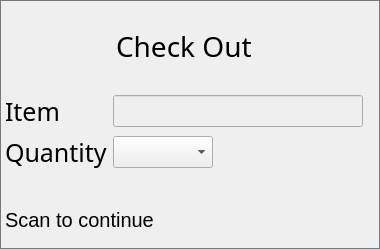
Qt form Windows/CheckOutBox.ui (addisonElliott/SmartShopTouchScreen) before a commit.
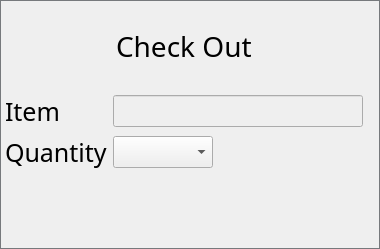
The same form after that commit. Icons and pictures are not drawn. Custom widgets are drawn as their Qt base class.

Commit message: removed scanout message

```diff
--- a/Windows/CheckOutBox.ui
+++ b/Windows/CheckOutBox.ui
@@ -77,19 +77,6 @@
      <property name="topMargin">
       <number>0</number>
      </property>
-     <item>
-      <widget class="QLabel" name="cancel_label">
-       <property name="font">
-        <font>
-         <family>Segoe UI</family>
-         <pointsize>15</pointsize>
-        </font>
-       </property>
-       <property name="text">
-        <string>Scan to continue</string>
-       </property>
-      </widget>
-     </item>
      <item>
       <spacer name="horizontalSpacer">
        <property name="orientation">
```
The commit also changes 1 other file.
